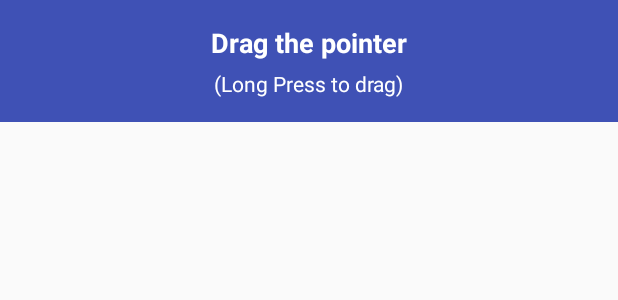
After one commit to sumodkulkarni/PokeNav, an Android app: the layout activity_add.xml on its own in the app's theme, with its tools: preview values and no code run, on a phone screen of 412 x 824 dp. The commit adds this screen. Shown: the top 300 px of the screen. Run offline under Robolectric (Android 15) with nearby library versions, the phone set to English and light mode, and no system bars.

Commit message:
AddActivity added

```diff
--- /dev/null
+++ b/app/src/main/res/layout/activity_add.xml
@@ -0,0 +1,45 @@
+<?xml version="1.0" encoding="utf-8"?>
+<LinearLayout xmlns:android="http://schemas.android.com/apk/res/android"
+    xmlns:tools="http://schemas.android.com/tools"
+    android:layout_width="match_parent"
+    android:layout_height="match_parent"
+    tools:context="com.sumod.pokenav.activities.AddActivity"
+    android:orientation="vertical">
+
+    <LinearLayout
+        android:layout_width="match_parent"
+        android:layout_height="wrap_content"
+        android:orientation="vertical"
+        android:background="@color/primary"
+        android:padding="@dimen/activity_horizontal_margin">
+
+        <TextView
+            android:id="@+id/add_map_title"
+            android:layout_width="wrap_content"
+            android:layout_height="wrap_content"
+            android:text="Drag the pointer"
+            android:singleLine="true"
+            android:textStyle="bold"
+            android:textSize="18sp"
+            android:textColor="@color/textColorPrimary"
+            android:layout_gravity="center_horizontal"/>
+
+        <TextView
+            android:id="@+id/add_map_subtitle"
+            android:layout_width="wrap_content"
+            android:layout_height="wrap_content"
+            android:text="(Long Press to drag)"
+            android:textSize="14sp"
+            android:textColor="@color/textColorPrimary"
+            android:layout_gravity="center_horizontal"
+            android:layout_marginTop="5dp"/>
+
+    </LinearLayout>
+
+    <FrameLayout
+        android:id="@+id/map_container"
+        android:layout_width="fill_parent"
+        android:layout_height="0dp"
+        android:layout_weight="1"/>
+
+</LinearLayout>
--- a/app/src/main/res/layout/fragment_home.xml
+++ b/app/src/main/res/layout/fragment_home.xml
@@ -32,7 +32,7 @@
         android:layout_gravity="center" />
 
     <com.github.clans.fab.FloatingActionMenu
-        android:id="@+id/menu_red"
+        android:id="@+id/fab_menu_add"
         android:layout_width="match_parent"
         android:layout_height="match_parent"
         android:layout_alignParentBottom="true"
```
Also changed, not shown: app/src/main/AndroidManifest.xml (+4 -6 lines), app/src/main/java/com/sumod/pokenav/Constants.java (added, +11 -0 lines), app/src/main/java/com/sumod/pokenav/activities/AddActivity.java (added, +100 -0 lines), app/src/main/java/com/sumod/pokenav/fragments/HomeFragment.java (+33 -1 lines).
